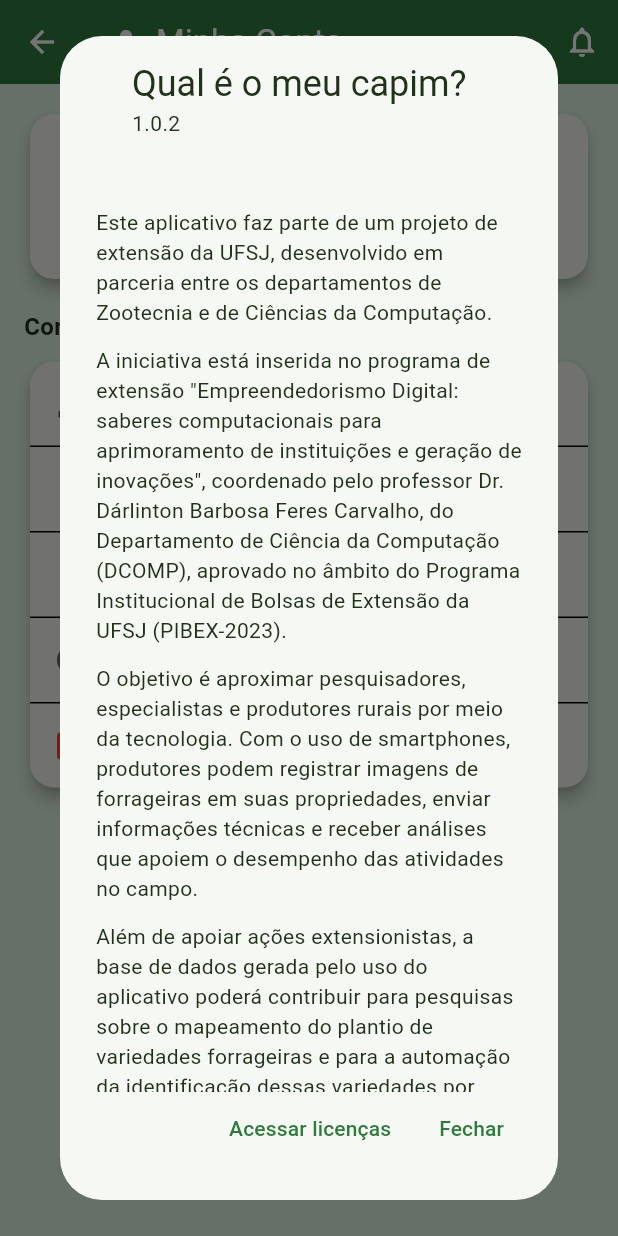
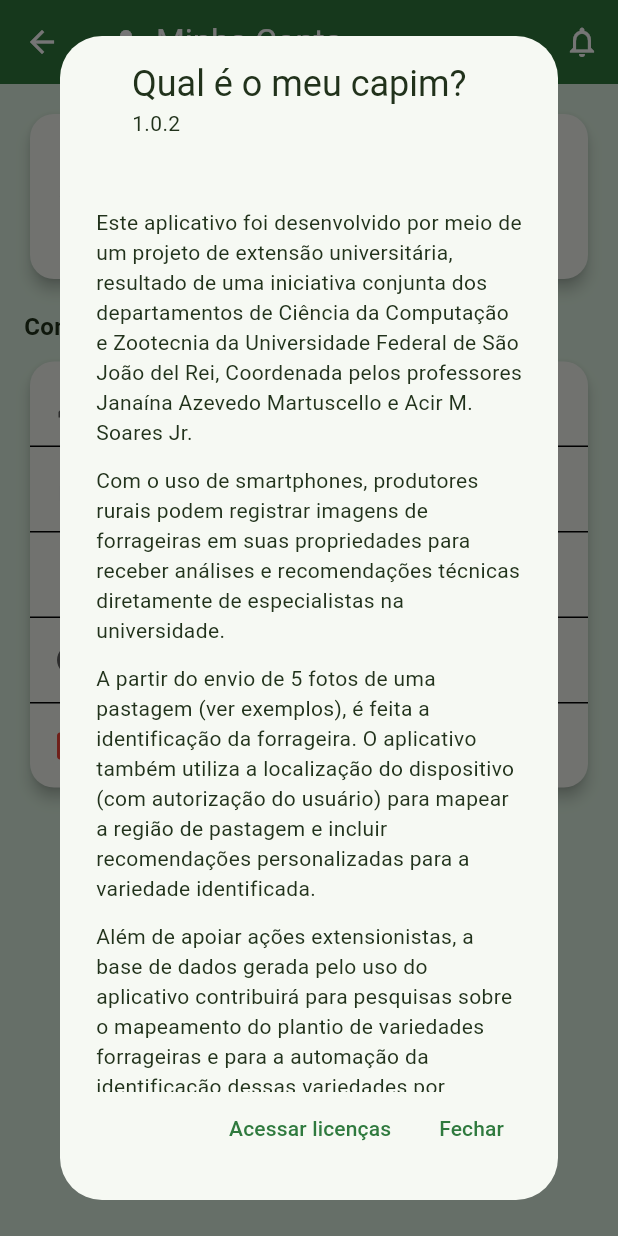
Before and after one commit to silvajoel/forrageira, a Flutter app: the ProfileScreen screen opened by its route, after a tap on "Sobre o aplicativo", on a phone screen of 412 x 824 dp. Run offline on Flutter 3.47's test engine with Material 3 defaults, Android fonts, the phone set to English and light mode, and no system bars; our stand-ins replace cloud_firestore, firebase_auth, firebase_core, firebase_messaging, fl_chart, flutter_local_notifications and 9 more; missing offline and left inert: dart:html; accounts and stored records are empty; project files that could hold a hidden picture were left out.

Commit message:
Atualiza texto da seção Sobre do App
Substitui o texto anterior com informações mais completas sobre:
- Desenvolvimento por meio de projeto de extensão universitária
- Parceria entre departamentos de Ciência da Computação e Zootecnia da UFSJ
- Coordenação pelos professores Janaína Azevedo Martuscello e Acir M. Soares Jr.
- Funcionalidades do app para produtores rurais
- Uso de localização e recomendações personalizadas
- Contribuição para pesquisa e automação com IA
- Programa de extensão em Empreendedorismo Digital

Co-Authored-By: Claude Haiku 4.5 <noreply@anthropic.com>

```diff
--- a/lib/screens/profile_screen.dart
+++ b/lib/screens/profile_screen.dart
@@ -396,35 +396,41 @@ class _ProfileScreenState extends State<ProfileScreen> {
         children: const [
           SizedBox(height: 12),
           Text(
-            'Este aplicativo faz parte de um projeto de extensão da UFSJ, '
-            'desenvolvido em parceria entre os departamentos de Zootecnia e de '
-            'Ciências da Computação.',
+            'Este aplicativo foi desenvolvido por meio de um projeto de extensão '
+            'universitária, resultado de uma iniciativa conjunta dos departamentos '
+            'de Ciência da Computação e Zootecnia da Universidade Federal de São '
+            'João del Rei, Coordenada pelos professores Janaína Azevedo '
+            'Martuscello e Acir M. Soares Jr.',
           ),
           SizedBox(height: 12),
           Text(
-            'A iniciativa está inserida no programa de extensão '
-            '"Empreendedorismo Digital: saberes computacionais para '
-            'aprimoramento de instituições e geração de inovações", coordenado '
-            'pelo professor Dr. Dárlinton Barbosa Feres Carvalho, do '
-            'Departamento de Ciência da Computação (DCOMP), aprovado no âmbito '
-            'do Programa Institucional de Bolsas de Extensão da UFSJ '
-            '(PIBEX-2023).',
+            'Com o uso de smartphones, produtores rurais podem registrar imagens '
+            'de forrageiras em suas propriedades para receber análises e '
+            'recomendações técnicas diretamente de especialistas na universidade.',
           ),
           SizedBox(height: 12),
           Text(
-            'O objetivo é aproximar pesquisadores, especialistas e produtores '
-            'rurais por meio da tecnologia. Com o uso de smartphones, produtores '
-            'podem registrar imagens de forrageiras em suas propriedades, enviar '
-            'informações técnicas e receber análises que apoiem o desempenho das '
-            'atividades no campo.',
+            'A partir do envio de 5 fotos de uma pastagem (ver exemplos), é feita '
+            'a identificação da forrageira. O aplicativo também utiliza a '
+            'localização do dispositivo (com autorização do usuário) para mapear a '
+            'região de pastagem e incluir recomendações personalizadas para a '
+            'variedade identificada.',
           ),
           SizedBox(height: 12),
           Text(
-            'Além de apoiar ações extensionistas, a base de dados gerada pelo '
-            'uso do aplicativo poderá contribuir para pesquisas sobre o '
-            'mapeamento do plantio de variedades forrageiras e para a automação '
-            'da identificação dessas variedades por modelos de inteligência '
-            'artificial.',
+            'Além de apoiar ações extensionistas, a base de dados gerada pelo uso '
+            'do aplicativo contribuirá para pesquisas sobre o mapeamento do plantio '
+            'de variedades forrageiras e para a automação da identificação dessas '
+            'variedades por modelos de inteligência artificial.',
+          ),
+          SizedBox(height: 12),
+          Text(
+            'O projeto tem como objetivo aproximar produtores rurais, pesquisadores '
+            'e especialistas por meio da tecnologia e está inserido no programa de '
+            'extensão "Empreendedorismo Digital: saberes computacionais para '
+            'aprimoramento de instituições e geração de inovações", coordenado pelo '
+            'professor Dr. Dárlinton Barbosa Feres Carvalho, do Departamento de '
+            'Ciência da Computação.',
           ),
         ],
       );
```
